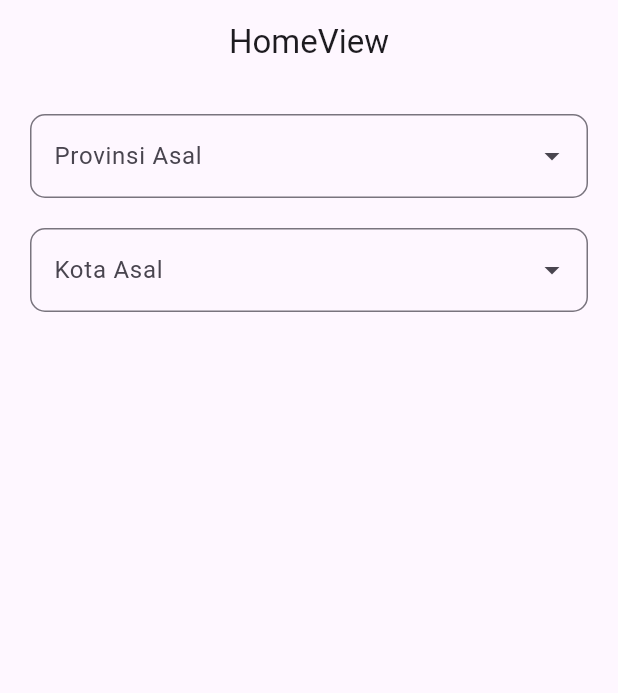
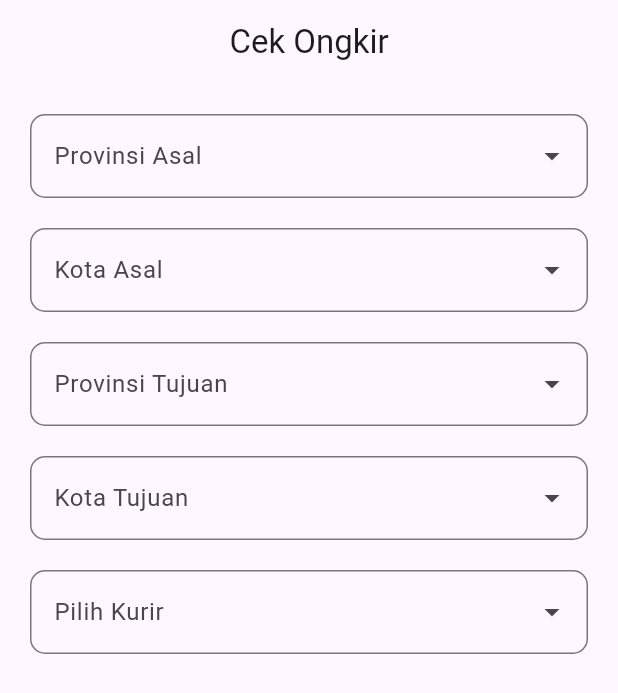
Before and after one commit to danimisme/Aplikasi-Cek-Ongkir, a Flutter app: the screen it shows after launch, on a phone screen of 412 x 824 dp. Shown: the top 693 px of the screen. Run offline on Flutter 3.47's test engine with Material 3 defaults, Android fonts, the phone set to English and light mode, and no system bars; drawn by our look-alikes of dropdown_search; our stand-ins replace dio, get.

Commit message:
Update HomeView to enhance dropdowns for province and city selection with improved UI and loading indicators

```diff
--- a/lib/app/modules/home/views/home_view.dart
+++ b/lib/app/modules/home/views/home_view.dart
@@ -14,7 +14,7 @@ class HomeView extends GetView<HomeController> {
   Widget build(BuildContext context) {
     return Scaffold(
       appBar: AppBar(
-        title: const Text('HomeView'),
+        title: const Text('Cek Ongkir'),
         centerTitle: true,
       ),
       body: ListView(
@@ -70,6 +70,83 @@ class HomeView extends GetView<HomeController> {
               )
             ),
             onChanged: (value) => controller.cityAsalId.value = value?.cityId ?? "0",
+          ),
+          SizedBox(height: 20),
+          DropdownSearch<Province>(
+            compareFn: (item1, item2) => item1 == item2,
+            items: (f , s) => controller.fetchProvince(f),
+            itemAsString: (item) => item.province ?? '',
+            popupProps: PopupProps.menu(
+              showSelectedItems: true,
+              showSearchBox: true,
+              loadingBuilder: (context, searchEntry) =>
+                const Center(child: CircularProgressIndicator()),
+              itemBuilder: (context, item, isDisabled , isSelected) {
+                return ListTile(
+                  title: Text(item.province ?? ''),
+                );
+              },
+            ),
+            decoratorProps: DropDownDecoratorProps(
+              decoration: InputDecoration(
+                labelText: "Provinsi Tujuan",
+                border: OutlineInputBorder(
+                  borderRadius: BorderRadius.circular(10),
+                ),
+              )
+            ),
+            onChanged: (value) => controller.provTujuanId.value = value?.provinceId ?? "0",
+          ),
+          SizedBox(height: 20),
+          DropdownSearch<City>(
+            compareFn: (item1, item2) => item1 == item2,
+            items: (f , s) => controller.fetchCity(f),
+            itemAsString: (item) => item.cityName ?? '',
+            popupProps: PopupProps.menu(
+              showSelectedItems: true,
+              showSearchBox: true,
+              loadingBuilder: (context, searchEntry) =>
+                const Center(child: CircularProgressIndicator()),
+              itemBuilder: (context, item, isDisabled , isSelected) {
+                return ListTile(
+                  title: Text("${item.type} ${item.cityName}"),
+                );
+              },
+            ),
+            decoratorProps: DropDownDecoratorProps(
+              decoration: InputDecoration(
+                labelText: "Kota Tujuan",
+                border: OutlineInputBorder(
+                  borderRadius: BorderRadius.circular(10),
+                ),
+              )
+            ),
+            onChanged: (value) => controller.cityTujuanId.value = value?.cityId ?? "0",
+          ),
+          SizedBox(height: 20),
+          DropdownSearch<Map<String, dynamic>>(
+            items: (f,s) => [
+              {"name": "JNE", "value": "jne"},
+              {"name": "TIKI", "value": "tiki"},
+              {"name": "POS Indonesia", "value": "pos"},
+            ],
+            compareFn: (item1, item2) => item1['value'] == item2['value'],
+            itemAsString: (item) => item['name'] ?? '',
+            popupProps: PopupProps.menu(
+              showSelectedItems: true,
+              itemBuilder: (context, item, isDisabled, isSelected) =>
+                ListTile(
+                  title: Text(item['name'] ?? ''),
+                ),
+            ),
+            decoratorProps: DropDownDecoratorProps(
+              decoration: InputDecoration(
+                labelText: "Pilih Kurir",
+                border: OutlineInputBorder(
+                  borderRadius: BorderRadius.circular(10),
+                )
+              )
+            ),
           )
         ],
       ),
```
